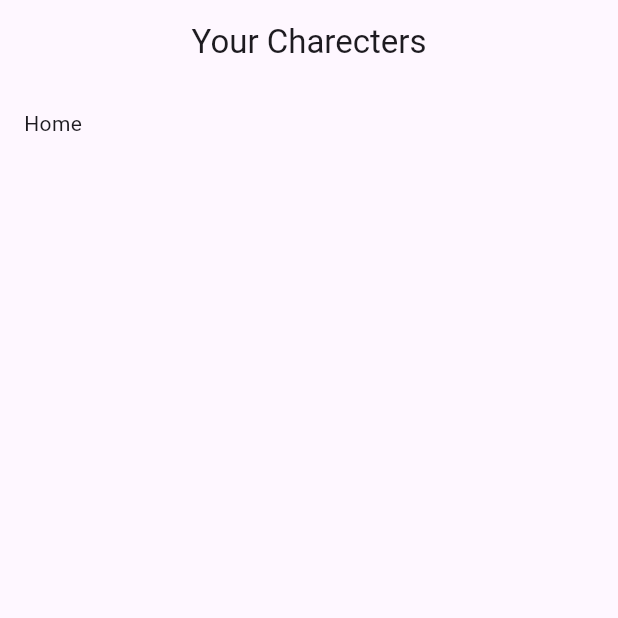
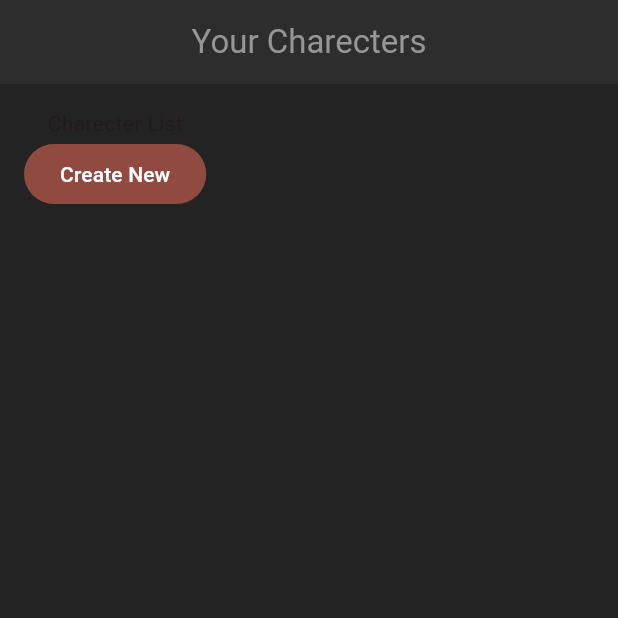
Before and after one commit to msalehabadi/flutter_rpg, a Flutter app: the screen it shows after launch, on a phone screen of 412 x 824 dp, the top half of it. Run offline on Flutter 3.47's test engine with Material 3 defaults, Android fonts, the phone set to English and light mode, and no system bars.

Commit message:
add costume them for app

```diff
--- a/lib/main.dart
+++ b/lib/main.dart
@@ -1,9 +1,11 @@
 import 'package:flutter/material.dart';
 import 'package:flutter_rpg/screens/home/home.dart';
+import 'package:flutter_rpg/theme.dart';
 
 void main() {
-  runApp(const MaterialApp(
-    home: Home(),
+  runApp( MaterialApp(
+    theme: primaryTheme,
+    home: const Home(),
   ));
 }
 
--- a/lib/screens/home/home.dart
+++ b/lib/screens/home/home.dart
@@ -16,8 +16,17 @@ class _HomeState extends State<Home> {
         centerTitle: true,
       ),
       body: Container(
-        padding: EdgeInsets.all(16),
-        child: const Text('Home'),
+        padding: const EdgeInsets.all(16),
+        child: Column(
+          children: [
+            const Text('Charecter List'),
+
+            FilledButton(
+              onPressed: () {},
+              child: const Text('Create New'),
+            )
+          ]
+        ),
       ),
     );
   }
```
Also changed, not shown: lib/theme.dart (added, +27 -0 lines), 1 other file.
